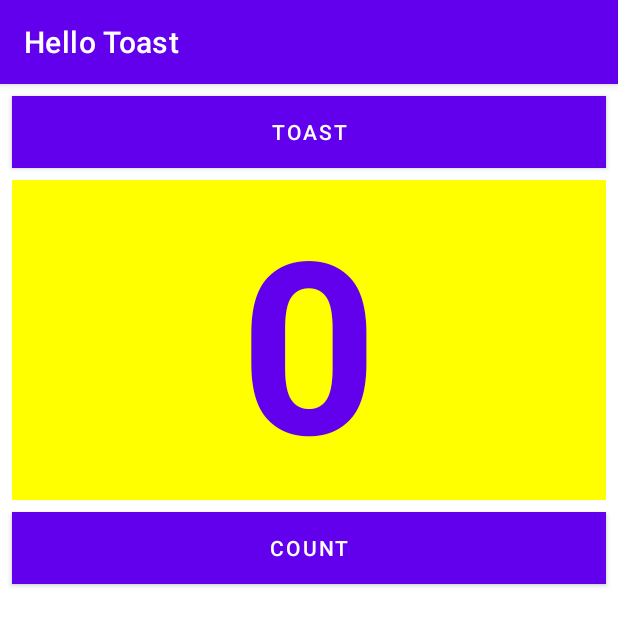
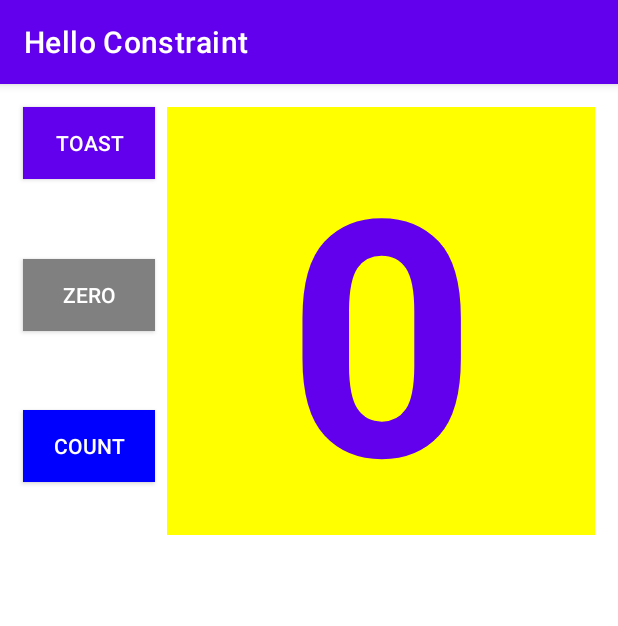
Before and after one commit to VadimSurits/Andersen-HW2-Tasks_1.2_and_1.4, an Android app: the screen it shows after launch (MainActivity), on a phone screen of 412 x 824 dp. Shown: the top 626 px of the screen. Run offline under Robolectric (Android 15) with nearby library versions, the light colour scheme and no system bars.

Commit message:
Task 1.2B finished

```diff
--- a/app/src/main/AndroidManifest.xml
+++ b/app/src/main/AndroidManifest.xml
@@ -1,6 +1,6 @@
 <?xml version="1.0" encoding="utf-8"?>
 <manifest xmlns:android="http://schemas.android.com/apk/res/android"
-    package="com.example.android.hellotoast">
+    package="com.example.android.helloconstraint">
 
     <application
         android:allowBackup="true"
@@ -10,7 +10,7 @@
         android:supportsRtl="true"
         android:theme="@style/Theme.HelloToast">
         <activity
-            android:name=".MainActivity"
+            android:name="com.example.android.helloconstraint.MainActivity"
             android:exported="true">
             <intent-filter>
                 <action android:name="android.intent.action.MAIN" />
--- /dev/null
+++ b/app/src/main/java/com/example/android/helloconstraint/MainActivity.kt
@@ -0,0 +1,74 @@
+package com.example.android.helloconstraint
+
+import android.graphics.Color
+import android.os.Build
+import android.os.Bundle
+import android.view.View
+import android.widget.TextView
+import android.widget.Toast
+import androidx.annotation.RequiresApi
+import androidx.appcompat.app.AppCompatActivity
+import androidx.appcompat.widget.AppCompatButton
+
+class MainActivity : AppCompatActivity() {
+    private var mCount = 0
+    private lateinit var mShowCount: TextView
+    private lateinit var zeroButton: AppCompatButton
+
+    override fun onCreate(savedInstanceState: Bundle?) {
+        super.onCreate(savedInstanceState)
+        setContentView(R.layout.activity_main)
+        mShowCount = findViewById(R.id.show_count)
+        zeroButton = findViewById(R.id.button_zero)
+    }
+
+    fun showToast(view: View) {
+        Toast.makeText(this, R.string.toast_message, Toast.LENGTH_SHORT).show()
+    }
+
+    @RequiresApi(Build.VERSION_CODES.M)
+    fun countUp(view: View) {
+        ++mCount
+        zeroButton.setBackgroundColor(getColor(R.color.pink))
+        when (mCount % 2) {
+            0 -> view.setBackgroundColor(Color.GREEN)
+            else -> view.setBackgroundColor(Color.BLUE)
+        }
+        mShowCount.text = mCount.toString()
+    }
+
+    @RequiresApi(Build.VERSION_CODES.M)
+    fun zeroFill(view: View) {
+        mCount = 0
+        zeroButton.setBackgroundColor(getColor(R.color.gray))
+        mShowCount.text = mCount.toString()
+    }
+
+    //Ответы на вопросы из 10 задания(раздел Homework) Lesson 1.2B
+
+    //Question 1
+    //Which two layout constraint attributes on the Zero Button position it vertically equal
+    // distance between the other two Button elements? (Pick 2 answers.)
+    //Answer:
+    //app:layout_constraintBottom_toTopOf="@+id/button_count"
+    //app:layout_constraintTop_toBottomOf="@+id/button_toast"
+
+    //Question 2
+    //Which layout constraint attribute on the Zero Button positions it horizontally in alignment
+    // with the other two Button elements?
+    //Answer:
+    //app:layout_constraintLeft_toLeftOf="parent"
+
+    //Question 3
+    //What is the correct signature for a method used with the android:onClick XML attribute?
+    //Answer:
+    //public void callMethod(View view)
+
+    //Question 4
+    //The click handler for the Count Button starts with the following method signature:
+    //public void countUp(View view)
+    //Which of the following techniques is more efficient to use within this handler to change
+    // the Button element's background color? Choose one:
+    //Answer:
+    //Use the view parameter that is passed to the click handler with setBackgroundColor(): view.setBackgroundColor()
+}
--- a/app/src/main/java/com/example/android/hellotoast/MainActivity.kt
+++ /dev/null
@@ -1,27 +0,0 @@
-package com.example.android.hellotoast
-
-import android.os.Bundle
-import android.view.View
-import android.widget.TextView
-import android.widget.Toast
-import androidx.appcompat.app.AppCompatActivity
-
-class MainActivity : AppCompatActivity() {
-    private var mCount = 0
-    private lateinit var mShowCount: TextView
-
-    override fun onCreate(savedInstanceState: Bundle?) {
-        super.onCreate(savedInstanceState)
-        setContentView(R.layout.activity_main)
-        mShowCount = findViewById(R.id.show_count)
-    }
-
-    fun showToast(view: View) {
-        Toast.makeText(this, R.string.toast_message, Toast.LENGTH_SHORT).show()
-    }
-
-    fun countUp(view: View) {
-        ++mCount
-        mShowCount.text = mCount.toString()
-    }
-}
--- a/app/src/main/res/layout-land/activity_main.xml
+++ b/app/src/main/res/layout-land/activity_main.xml
@@ -6,55 +6,67 @@
     android:layout_height="match_parent"
     tools:context=".MainActivity">
 
-    <Button
+    <androidx.appcompat.widget.AppCompatButton
         android:id="@+id/button_toast"
-        android:layout_width="0dp"
+        android:layout_width="wrap_content"
         android:layout_height="wrap_content"
-        android:layout_marginStart="8dp"
-        android:layout_marginTop="8dp"
-        android:layout_marginEnd="8dp"
+        android:layout_marginStart="15dp"
+        android:layout_marginTop="15dp"
         android:background="@color/purple_500"
         android:onClick="showToast"
         android:text="@string/button_label_toast"
         android:textColor="@color/white"
-        app:layout_constraintEnd_toEndOf="parent"
         app:layout_constraintStart_toStartOf="parent"
         app:layout_constraintTop_toTopOf="parent" />
 
-    <Button
+    <androidx.appcompat.widget.AppCompatButton
+        android:id="@+id/button_zero"
+        android:layout_width="wrap_content"
+        android:layout_height="wrap_content"
+        android:layout_marginStart="15dp"
+        android:background="@color/gray"
+        android:onClick="zeroFill"
+        android:text="@string/button_label_zero"
+        android:textColor="@color/white"
+        app:layout_constraintBottom_toTopOf="@+id/button_count"
+        app:layout_constraintStart_toStartOf="parent"
+        app:layout_constraintTop_toBottomOf="@+id/button_toast"
+        tools:ignore="TextContrastCheck" />
+
+    <androidx.appcompat.widget.AppCompatButton
         android:id="@+id/button_count"
-        android:layout_width="0dp"
+        android:layout_width="wrap_content"
         android:layout_height="wrap_content"
-        android:layout_marginStart="8dp"
-        android:layout_marginEnd="8dp"
-        android:layout_marginBottom="8dp"
-        android:background="@color/purple_500"
+        android:layout_below="@+id/show_count"
+        android:layout_centerHorizontal="true"
+        android:layout_marginStart="15dp"
+        android:layout_marginBottom="35dp"
+        android:background="@color/blue"
         android:onClick="countUp"
         android:text="@string/button_label_count"
         android:textColor="@color/white"
         app:layout_constraintBottom_toBottomOf="parent"
-        app:layout_constraintEnd_toEndOf="parent"
-        app:layout_constraintHorizontal_bias="0.498"
-        app:layout_constraintStart_toStartOf="parent" />
+        app:layout_constraintStart_toStartOf="parent"
+        tools:ignore="TextContrastCheck" />
 
     <TextView
         android:id="@+id/show_count"
         android:layout_width="0dp"
         android:layout_height="0dp"
         android:layout_marginStart="8dp"
-        android:layout_marginTop="8dp"
-        android:layout_marginEnd="8dp"
+        android:layout_marginTop="15dp"
+        android:layout_marginEnd="15dp"
         android:layout_marginBottom="8dp"
         android:background="#FFFF00"
         android:gravity="center"
         android:text="@string/count_initial_value"
         android:textAlignment="center"
         android:textColor="@color/purple_500"
-        android:textSize="120sp"
+        android:textSize="220sp"
         android:textStyle="bold"
-        app:layout_constraintBottom_toTopOf="@+id/button_count"
+        app:layout_constraintBottom_toBottomOf="parent"
         app:layout_constraintEnd_toEndOf="parent"
-        app:layout_constraintStart_toStartOf="parent"
-        app:layout_constraintTop_toBottomOf="@+id/button_toast" />
+        app:layout_constraintStart_toEndOf="@+id/button_toast"
+        app:layout_constraintTop_toTopOf="parent" />
 
 </androidx.constraintlayout.widget.ConstraintLayout>
--- a/app/src/main/res/layout-xlarge/activity_main.xml
+++ b/app/src/main/res/layout-xlarge/activity_main.xml
@@ -6,55 +6,72 @@
     android:layout_height="match_parent"
     tools:context=".MainActivity">
 
-    <Button
+    <androidx.appcompat.widget.AppCompatButton
         android:id="@+id/button_toast"
-        android:layout_width="382dp"
+        android:layout_width="0dp"
         android:layout_height="wrap_content"
-        android:layout_marginStart="8dp"
-        android:layout_marginTop="8dp"
+        android:layout_marginStart="15dp"
+        android:layout_marginTop="15dp"
         android:background="@color/purple_500"
         android:onClick="showToast"
         android:text="@string/button_label_toast"
         android:textColor="@color/white"
-        android:textSize="60sp"
-        app:layout_constraintEnd_toStartOf="@+id/button_count"
-        app:layout_constraintHorizontal_bias="0.5"
+        android:textSize="70sp"
+        app:layout_constraintEnd_toEndOf="@+id/button_count"
         app:layout_constraintStart_toStartOf="parent"
         app:layout_constraintTop_toTopOf="parent" />
 
-    <Button
+    <androidx.appcompat.widget.AppCompatButton
+        android:id="@+id/button_zero"
+        android:layout_width="0dp"
+        android:layout_height="wrap_content"
+        android:layout_marginStart="15dp"
+        android:background="@color/gray"
+        android:onClick="zeroFill"
+        android:text="@string/button_label_zero"
+        android:textColor="@color/white"
+        android:textSize="70sp"
+        app:layout_constraintBottom_toTopOf="@+id/button_count"
+        app:layout_constraintEnd_toEndOf="@+id/button_count"
+        app:layout_constraintStart_toStartOf="parent"
+        app:layout_constraintTop_toBottomOf="@+id/button_toast"
+        tools:ignore="TextContrastCheck" />
+
+    <androidx.appcompat.widget.AppCompatButton
         android:id="@+id/button_count"
-        android:layout_width="383dp"
+        android:layout_width="0dp"
         android:layout_height="wrap_content"
-        android:layout_marginStart="8dp"
-        android:background="@color/purple_500"
+        android:layout_below="@+id/show_count"
+        android:layout_centerHorizontal="true"
+        android:layout_marginStart="15dp"
+        android:layout_marginBottom="35dp"
+        android:background="@color/blue"
         android:onClick="countUp"
         android:text="@string/button_label_count"
         android:textColor="@color/white"
-        android:textSize="60sp"
-        app:layout_constraintBaseline_toBaselineOf="@+id/button_toast"
-        app:layout_constraintEnd_toEndOf="parent"
-        app:layout_constraintHorizontal_bias="0.5"
-        app:layout_constraintStart_toEndOf="@+id/button_toast" />
+        android:textSize="70sp"
+        app:layout_constraintBottom_toBottomOf="parent"
+        app:layout_constraintStart_toStartOf="parent"
+        tools:ignore="TextContrastCheck" />
 
     <TextView
         android:id="@+id/show_count"
         android:layout_width="0dp"
         android:layout_height="0dp"
-        android:layout_marginStart="8dp"
-        android:layout_marginTop="8dp"
-        android:layout_marginEnd="8dp"
-        android:layout_marginBottom="8dp"
+        android:layout_marginStart="15dp"
+        android:layout_marginTop="15dp"
+        android:layout_marginEnd="15dp"
+        android:layout_marginBottom="15dp"
         android:background="#FFFF00"
         android:gravity="center"
         android:text="@string/count_initial_value"
         android:textAlignment="center"
         android:textColor="@color/purple_500"
-        android:textSize="200sp"
+        android:textSize="400sp"
         android:textStyle="bold"
         app:layout_constraintBottom_toBottomOf="parent"
         app:layout_constraintEnd_toEndOf="parent"
-        app:layout_constraintStart_toStartOf="parent"
-        app:layout_constraintTop_toBottomOf="@+id/button_toast" />
+        app:layout_constraintStart_toEndOf="@+id/button_count"
+        app:layout_constraintTop_toTopOf="parent" />
 
 </androidx.constraintlayout.widget.ConstraintLayout>
--- a/app/src/main/res/layout/activity_main.xml
+++ b/app/src/main/res/layout/activity_main.xml
@@ -1,54 +1,77 @@
 <?xml version="1.0" encoding="utf-8"?>
-<RelativeLayout xmlns:android="http://schemas.android.com/apk/res/android"
+<androidx.constraintlayout.widget.ConstraintLayout xmlns:android="http://schemas.android.com/apk/res/android"
+    xmlns:app="http://schemas.android.com/apk/res-auto"
     xmlns:tools="http://schemas.android.com/tools"
     android:layout_width="match_parent"
     android:layout_height="match_parent"
-    android:orientation="vertical"
     tools:context=".MainActivity">
 
-    <Button
+    <androidx.appcompat.widget.AppCompatButton
         android:id="@+id/button_toast"
-        android:layout_width="match_parent"
+        android:layout_width="wrap_content"
         android:layout_height="wrap_content"
-        android:layout_marginStart="8dp"
-        android:layout_marginTop="8dp"
-        android:layout_marginEnd="8dp"
+        android:layout_marginStart="15dp"
+        android:layout_marginTop="15dp"
         android:background="@color/purple_500"
         android:onClick="showToast"
         android:text="@string/button_label_toast"
-        android:textColor="@color/white" />
+        android:textColor="@color/white"
+        app:layout_constraintStart_toStartOf="parent"
+        app:layout_constraintTop_toTopOf="parent" />
+
+    <androidx.appcompat.widget.AppCompatButton
+        android:id="@+id/button_zero"
+        android:layout_width="wrap_content"
+        android:layout_height="wrap_content"
+        android:layout_marginStart="15dp"
+        android:background="@color/gray"
+        android:onClick="zeroFill"
+        android:text="@string/button_label_zero"
+        android:textColor="@color/white"
+        app:layout_constraintBottom_toTopOf="@+id/button_count"
+        app:layout_constraintStart_toStartOf="parent"
+        app:layout_constraintTop_toBottomOf="@+id/button_toast"
+        tools:ignore="TextContrastCheck" />
+
+    <androidx.appcompat.widget.AppCompatButton
+        android:id="@+id/button_count"
+        android:layout_width="wrap_content"
+        android:layout_height="wrap_content"
+        android:layout_below="@+id/show_count"
+        android:layout_centerHorizontal="true"
+        android:layout_marginStart="15dp"
+        android:layout_marginBottom="35dp"
+        android:background="@color/blue"
+        android:onClick="countUp"
+        android:text="@string/button_label_count"
+        android:textColor="@color/white"
+        app:layout_constraintBottom_toTopOf="@+id/guideline2"
+        app:layout_constraintStart_toStartOf="parent" />
 
     <TextView
         android:id="@+id/show_count"
-        android:layout_below="@+id/button_toast"
-        android:layout_alignParentLeft="true"
-        android:layout_alignParentStart="true"
-        android:layout_width="match_parent"
-        android:layout_height="wrap_content"
+        android:layout_width="0dp"
+        android:layout_height="0dp"
         android:layout_marginStart="8dp"
-        android:layout_marginTop="8dp"
-        android:layout_marginEnd="8dp"
-        android:layout_marginBottom="8dp"
+        android:layout_marginTop="15dp"
+        android:layout_marginEnd="15dp"
         android:background="#FFFF00"
         android:gravity="center"
         android:text="@string/count_initial_value"
         android:textAlignment="center"
         android:textColor="@color/purple_500"
-        android:textSize="160sp"
-        android:textStyle="bold" />
+        android:textSize="220sp"
+        android:textStyle="bold"
+        app:layout_constraintBottom_toTopOf="@+id/guideline2"
+        app:layout_constraintEnd_toEndOf="parent"
+        app:layout_constraintStart_toEndOf="@+id/button_toast"
+        app:layout_constraintTop_toTopOf="parent" />
 
-    <Button
-        android:id="@+id/button_count"
-        android:layout_below="@+id/show_count"
-        android:layout_centerHorizontal="true"
-        android:layout_width="match_parent"
+    <androidx.constraintlayout.widget.Guideline
+        android:id="@+id/guideline2"
+        android:layout_width="wrap_content"
         android:layout_height="wrap_content"
-        android:layout_marginStart="8dp"
-        android:layout_marginEnd="8dp"
-        android:layout_marginBottom="8dp"
-        android:background="@color/purple_500"
-        android:onClick="countUp"
-        android:text="@string/button_label_count"
-        android:textColor="@color/white" />
+        android:orientation="horizontal"
+        app:layout_constraintGuide_begin="301dp" />
 
-</RelativeLayout>
+</androidx.constraintlayout.widget.ConstraintLayout>
--- a/app/src/main/res/values/colors.xml
+++ b/app/src/main/res/values/colors.xml
@@ -7,4 +7,8 @@
     <color name="teal_700">#FF018786</color>
     <color name="black">#FF000000</color>
     <color name="white">#FFFFFFFF</color>
+    <color name="gray">#808080</color>
+    <color name="green">#32CD32</color>
+    <color name="pink">#FF69B4</color>
+    <color name="blue">#0000FF</color>
 </resources>
--- a/app/src/main/res/values/strings.xml
+++ b/app/src/main/res/values/strings.xml
@@ -1,7 +1,8 @@
 <resources>
-    <string name="app_name">Hello Toast</string>
+    <string name="app_name">Hello Constraint</string>
     <string name="button_label_toast">Toast</string>
     <string name="button_label_count">Count</string>
+    <string name="button_label_zero">Zero</string>
     <string name="count_initial_value">0</string>
     <string name="toast_message">Hello Toast!</string>
 </resources>
```
Also changed, not shown: 4 other files.
